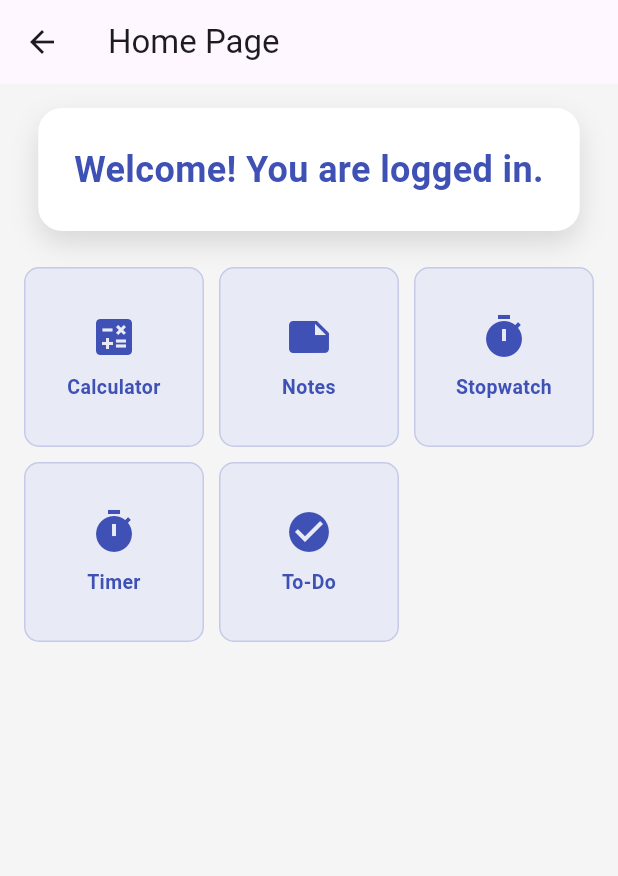
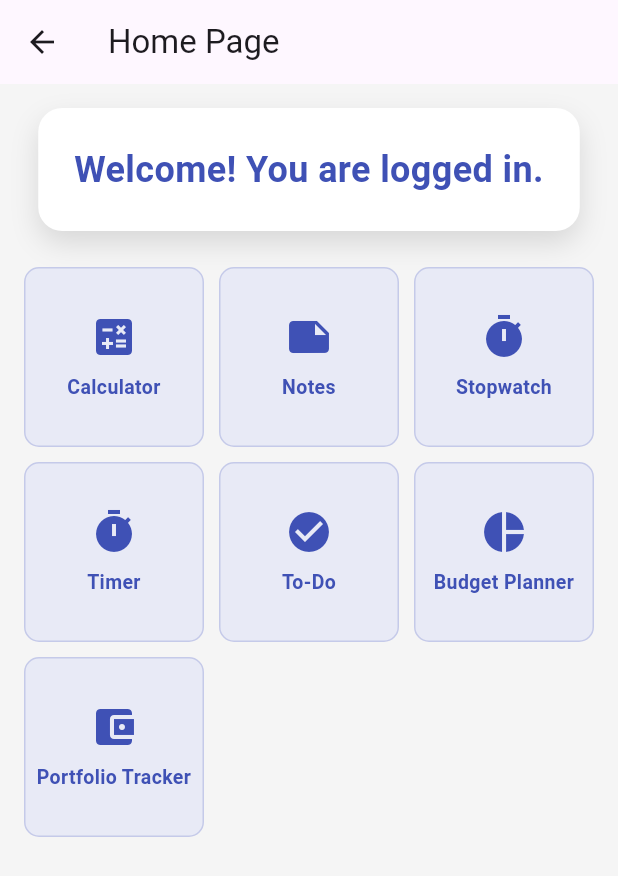
Before and after one commit to Atul-Sagar/flutter_hello, a Flutter app: the HomePage screen opened directly, on a phone screen of 412 x 824 dp. Shown: the top 876 px of the screen. Run offline on Flutter 3.47's test engine with Material 3 defaults, Android fonts, the phone set to English and light mode, and no system bars; our stand-ins replace flutter_local_notifications, math_expressions, shared_preferences; accounts and stored records are empty.

Commit message:
finance tools added to the menu

```diff
--- a/lib/home_page.dart
+++ b/lib/home_page.dart
@@ -15,6 +15,9 @@ class HomePage extends StatelessWidget{
     ToolCard(icon: Icons.timer, label: 'Stopwatch', routeName: '/stopwatch'),
     ToolCard(icon: Icons.timer, label: 'Timer', routeName: '/timer'),
     ToolCard(icon: Icons.check_circle, label: 'To-Do', routeName: '/todo'),
+    ToolCard(icon: Icons.pie_chart, label: 'Budget Planner', routeName: '/budget'),
+    ToolCard(icon: Icons.account_balance_wallet, label: 'Portfolio Tracker', routeName: '/portfolio'),
+
   ];
     return Scaffold(
       appBar: AppBar(title: const Text('Home Page')),
```
